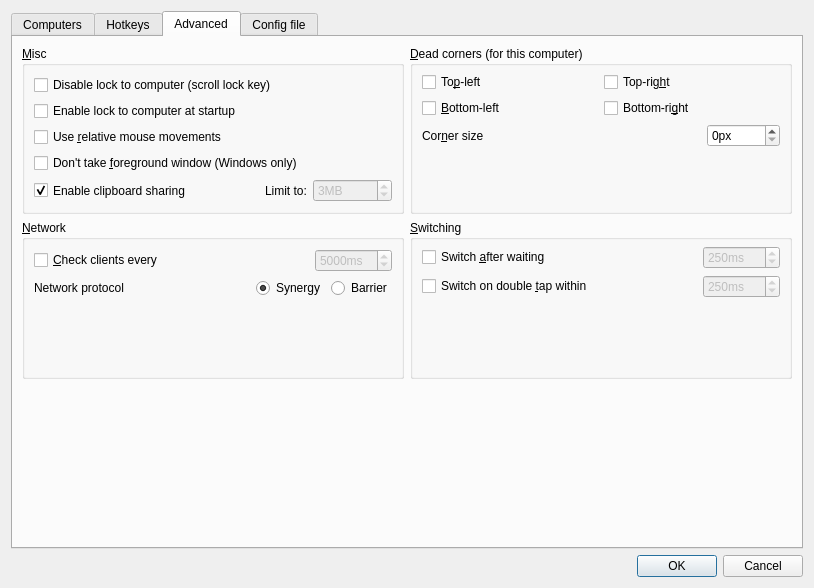
Qt form src/lib/gui/dialogs/ServerConfigDialog.ui (zgpbloodwolf/deskflow) before a commit.
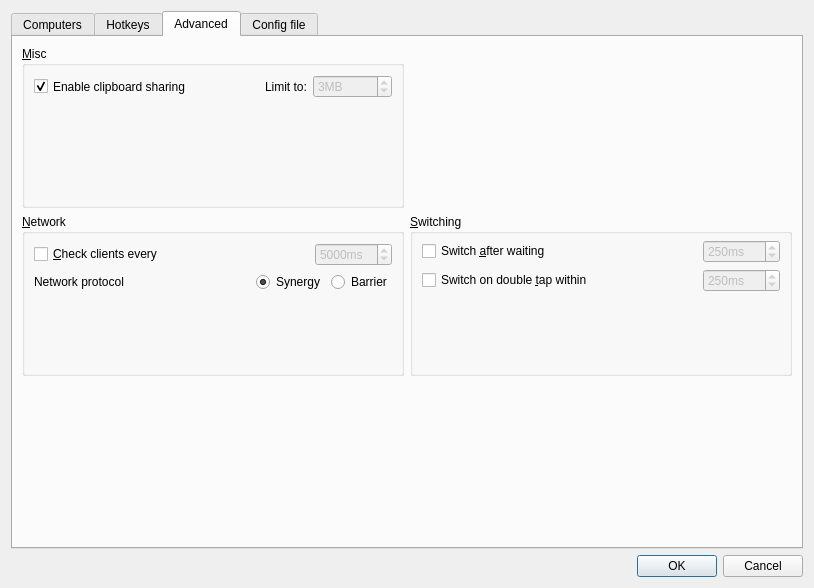
The same form after that commit. The open tabs and pages were chosen to show the change. Custom widgets are drawn as their Qt base class.

Commit message:
refactor(server config): 移除废弃的屏幕死角和杂项配置相关代码
移除了服务器配置对话框中屏幕死角设置、相对鼠标移动、Windows前台窗口相关的UI控件和实现代码，同时更新了翻译文件标记这些废弃的翻译条目

The edit to the form file:
```diff
--- a/src/lib/gui/dialogs/ServerConfigDialog.ui
+++ b/src/lib/gui/dialogs/ServerConfigDialog.ui
@@ -219,114 +219,6 @@
        <string>Advanced</string>
       </attribute>
       <layout class="QGridLayout" name="m_pGridCorners">
-       <item row="0" column="1">
-        <widget class="QGroupBox" name="groupCorners">
-         <property name="font">
-          <font>
-           <kerning>true</kerning>
-          </font>
-         </property>
-         <property name="title">
-          <string>&amp;Dead corners (for this computer)</string>
-         </property>
-         <property name="checked">
-          <bool>false</bool>
-         </property>
-         <layout class="QVBoxLayout" name="verticalLayout_6">
-          <property name="topMargin">
-           <number>6</number>
-          </property>
-          <item>
-           <layout class="QGridLayout" name="m_pLayoutCorners">
-            <item row="1" column="0">
-             <widget class="QCheckBox" name="cbCornerBottomLeft">
-              <property name="text">
-               <string>&amp;Bottom-left</string>
-              </property>
-             </widget>
-            </item>
-            <item row="0" column="0">
-             <widget class="QCheckBox" name="cbCornerTopLeft">
-              <property name="text">
-               <string>To&amp;p-left</string>
-              </property>
-             </widget>
-            </item>
-            <item row="1" column="1">
-             <widget class="QCheckBox" name="cbCornerBottomRight">
-              <property name="text">
-               <string>Bottom-ri&amp;ght</string>
-              </property>
-             </widget>
-            </item>
-            <item row="0" column="1">
-             <widget class="QCheckBox" name="cbCornerTopRight">
-              <property name="text">
-               <string>Top-rig&amp;ht</string>
-              </property>
-             </widget>
-            </item>
-           </layout>
-          </item>
-          <item>
-           <layout class="QHBoxLayout" name="m_pLayoutCornerSize">
-            <item>
-             <widget class="QLabel" name="label">
-              <property name="text">
-               <string>Cor&amp;ner size</string>
-              </property>
-              <property name="buddy">
-               <cstring>sbSwitchCornerSize</cstring>
-              </property>
-             </widget>
-            </item>
-            <item>
-             <spacer name="horizontalSpacer_7">
-              <property name="orientation">
-               <enum>Qt::Orientation::Horizontal</enum>
-              </property>
-              <property name="sizeHint" stdset="0">
-               <size>
-                <width>40</width>
-                <height>20</height>
-               </size>
-              </property>
-             </spacer>
-            </item>
-            <item>
-             <widget class="QSpinBox" name="sbSwitchCornerSize">
-              <property name="sizePolicy">
-               <sizepolicy hsizetype="Maximum" vsizetype="Fixed">
-                <horstretch>0</horstretch>
-                <verstretch>0</verstretch>
-               </sizepolicy>
-              </property>
-              <property name="suffix">
-               <string>px</string>
-              </property>
-              <property name="maximum">
-               <number>30000</number>
-              </property>
-             </widget>
-            </item>
-           </layout>
-          </item>
-          <item>
-           <spacer name="verticalSpacer_7">
-            <property name="orientation">
-             <enum>Qt::Orientation::Vertical</enum>
-            </property>
-            <property name="sizeHint" stdset="0">
-             <size>
-              <width>20</width>
-              <height>0</height>
-             </size>
-            </property>
-           </spacer>
-          </item>
-         </layout>
-        </widget>
-       </item>
        <item row="0" column="0">
         <widget class="QGroupBox" name="groupMisc">
          <property name="font">
@@ -338,40 +230,6 @@
           <string>&amp;Misc</string>
          </property>
          <layout class="QVBoxLayout" name="verticalLayout_4">
-          <item>
-           <widget class="QCheckBox" name="cbDisableLockToScreen">
-            <property name="text">
-             <string>Disable lock to computer (scroll lock key)</string>
-            </property>
-           </widget>
-          </item>
-          <item>
-           <widget class="QCheckBox" name="cbDefaultLockToScreenState">
-            <property name="text">
-             <string>Enable lock to computer at startup</string>
-            </property>
-           </widget>
-          </item>
-          <item>
-           <widget class="QCheckBox" name="cbRelativeMouseMoves">
-            <property name="enabled">
-             <bool>true</bool>
-            </property>
-            <property name="text">
-             <string>Use &amp;relative mouse movements</string>
-            </property>
-           </widget>
-          </item>
-          <item>
-           <widget class="QCheckBox" name="cbWin32KeepForeground">
-            <property name="enabled">
-             <bool>true</bool>
-            </property>
-            <property name="text">
-             <string>Don't take &amp;foreground window (Windows only)</string>
-            </property>
-           </widget>
-          </item>
           <item>
            <layout class="QHBoxLayout" name="layoutClipboard">
             <item>
```
Left out of the diff: 2 changed lines with no effect on the pictures. The commit also changes 3 other files.
